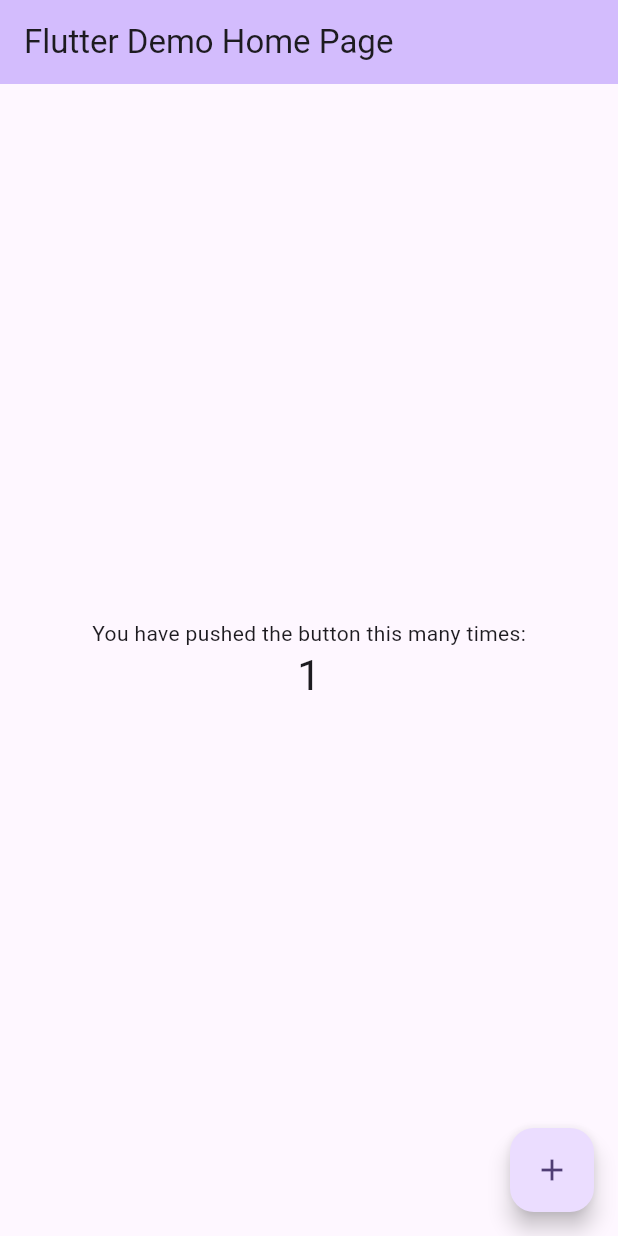
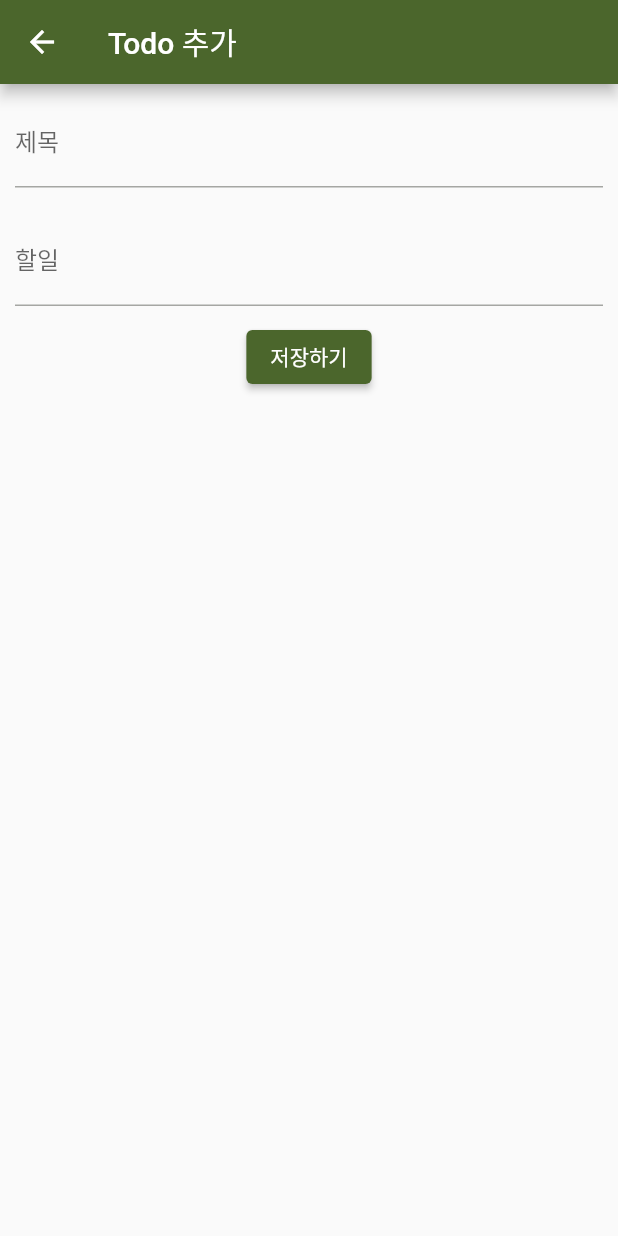
Before and after one commit to dong336/sql_example, a Flutter app: the screen it shows after launch, after a tap on the "add" icon, on a phone screen of 412 x 824 dp. Run offline on Flutter 3.47's test engine with Material 3 defaults, Android fonts, the phone set to English and light mode, and no system bars; our stand-ins replace sqflite; accounts and stored records are empty.

Commit message:
기본적인 CRUD 기능 구현

```diff
--- /dev/null
+++ b/lib/addTodo.dart
@@ -0,0 +1,65 @@
+import 'package:flutter/material.dart';
+import 'package:sqflite/sqlite_api.dart';
+import 'todo.dart';
+
+class AddTodoApp extends StatefulWidget {
+  final Future<Database> db;
+  const AddTodoApp(this.db, {super.key});
+
+  @override
+  State<StatefulWidget> createState() => _AddTodoApp();
+}
+
+class _AddTodoApp extends State<AddTodoApp> {
+  TextEditingController? titleController;
+  TextEditingController? contentController;
+
+  @override
+  void initState() {
+    super.initState();
+    titleController = TextEditingController();
+    contentController = TextEditingController();
+  }
+
+  @override
+  Widget build(BuildContext context) {
+    return Scaffold(
+      appBar: AppBar(
+        title: const Text('Todo 추가'),
+      ),
+      body: Container(
+        child: Center(
+          child: Column(
+            children: <Widget>[
+              Padding(
+                padding: const EdgeInsets.all(10),
+                child: TextField(
+                  controller: titleController,
+                  decoration: const InputDecoration(labelText: '제목'),
+                ),
+              ),
+              Padding(
+                padding: const EdgeInsets.all(10),
+                child: TextField(
+                  controller: contentController,
+                  decoration: const InputDecoration(labelText: '할일'),
+                ),
+              ),
+              ElevatedButton(
+                onPressed: () {
+                  Todo todo = Todo(
+                    title: titleController!.value.text,
+                    content: contentController!.value.text,
+                    active: 0
+                  );
+                  Navigator.of(context).pop(todo);
+                },
+                child: const Text('저장하기'),
+              ),
+            ],
+          ),
+        ),
+      ),
+    );
+  }
+}
--- a/lib/main.dart
+++ b/lib/main.dart
@@ -1,4 +1,9 @@
 import 'package:flutter/material.dart';
+import 'package:path/path.dart';
+import 'package:sqflite/sqflite.dart';
+import 'todo.dart';
+import 'addTodo.dart';
+import 'clearList.dart';
 
 void main() {
   runApp(const MyApp());
@@ -7,119 +12,275 @@ void main() {
 class MyApp extends StatelessWidget {
   const MyApp({super.key});
 
-  // This widget is the root of your application.
   @override
   Widget build(BuildContext context) {
+    Future<Database> database = initDatabase();
+
     return MaterialApp(
       title: 'Flutter Demo',
       theme: ThemeData(
-        // This is the theme of your application.
-        //
-        // TRY THIS: Try running your application with "flutter run". You'll see
-        // the application has a purple toolbar. Then, without quitting the app,
-        // try changing the seedColor in the colorScheme below to Colors.green
-        // and then invoke "hot reload" (save your changes or press the "hot
-        // reload" button in a Flutter-supported IDE, or press "r" if you used
-        // the command line to start the app).
-        //
-        // Notice that the counter didn't reset back to zero; the application
-        // state is not lost during the reload. To reset the state, use hot
-        // restart instead.
-        //
-        // This works for code too, not just values: Most code changes can be
-        // tested with just a hot reload.
-        colorScheme: ColorScheme.fromSeed(seedColor: Colors.deepPurple),
-        useMaterial3: true,
+        colorScheme: ColorScheme.fromSeed(seedColor: Colors.lightGreen),
+        useMaterial3: false,
+        visualDensity: VisualDensity.adaptivePlatformDensity,
       ),
-      home: const MyHomePage(title: 'Flutter Demo Home Page'),
+      initialRoute: '/',
+      routes: {
+        '/': (context) => DatabaseApp(database),
+        '/add': (context) => AddTodoApp(database),
+        '/clear': (context) => ClearListApp(database),
+      },
+    );
+  }
+
+  Future<Database> initDatabase() async {
+    return openDatabase(
+      join(await getDatabasesPath(), 'todo_database.db'),
+      onCreate: (db, version) {
+        return db.execute(
+          """
+          CREATE TABLE todos(id INTEGER PRIMARY KEY AUTOINCREMENT,
+            title TEXT, content TEXT, active INTEGER)
+          """,
+        );
+      },
+      version: 1,
     );
   }
 }
 
-class MyHomePage extends StatefulWidget {
-  const MyHomePage({super.key, required this.title});
+class DatabaseApp extends StatefulWidget {
+  final Future<Database> db;
 
-  // This widget is the home page of your application. It is stateful, meaning
-  // that it has a State object (defined below) that contains fields that affect
-  // how it looks.
-
-  // This class is the configuration for the state. It holds the values (in this
-  // case the title) provided by the parent (in this case the App widget) and
-  // used by the build method of the State. Fields in a Widget subclass are
-  // always marked "final".
-
-  final String title;
+  const DatabaseApp(this.db, {super.key});
 
   @override
-  State<MyHomePage> createState() => _MyHomePageState();
+  State<StatefulWidget> createState() => _DatabaseApp();
 }
 
-class _MyHomePageState extends State<MyHomePage> {
-  int _counter = 0;
+class _DatabaseApp extends State<DatabaseApp> {
+  Future<List<Todo>>? todoList;
 
-  void _incrementCounter() {
-    setState(() {
-      // This call to setState tells the Flutter framework that something has
-      // changed in this State, which causes it to rerun the build method below
-      // so that the display can reflect the updated values. If we changed
-      // _counter without calling setState(), then the build method would not be
-      // called again, and so nothing would appear to happen.
-      _counter++;
-    });
+  @override
+  void initState() {
+    super.initState();
+    todoList = getTodos();
   }
 
   @override
   Widget build(BuildContext context) {
-    // This method is rerun every time setState is called, for instance as done
-    // by the _incrementCounter method above.
-    //
-    // The Flutter framework has been optimized to make rerunning build methods
-    // fast, so that you can just rebuild anything that needs updating rather
-    // than having to individually change instances of widgets.
     return Scaffold(
       appBar: AppBar(
-        // TRY THIS: Try changing the color here to a specific color (to
-        // Colors.amber, perhaps?) and trigger a hot reload to see the AppBar
-        // change color while the other colors stay the same.
-        backgroundColor: Theme.of(context).colorScheme.inversePrimary,
-        // Here we take the value from the MyHomePage object that was created by
-        // the App.build method, and use it to set our appbar title.
-        title: Text(widget.title),
+        title: const Text('Database Example'),
+        actions: <Widget>[
+          TextButton(
+            onPressed: () async {
+              await Navigator.of(context).pushNamed('/clear');
+              setState(() {
+                todoList = getTodos();
+              });
+            },
+            child: const Text(
+              '완료한 일',
+              style: TextStyle(color: Colors.white),
+            ),
+          ),
+        ],
       ),
-      body: Center(
-        // Center is a layout widget. It takes a single child and positions it
-        // in the middle of the parent.
-        child: Column(
-          // Column is also a layout widget. It takes a list of children and
-          // arranges them vertically. By default, it sizes itself to fit its
-          // children horizontally, and tries to be as tall as its parent.
-          //
-          // Column has various properties to control how it sizes itself and
-          // how it positions its children. Here we use mainAxisAlignment to
-          // center the children vertically; the main axis here is the vertical
-          // axis because Columns are vertical (the cross axis would be
-          // horizontal).
-          //
-          // TRY THIS: Invoke "debug painting" (choose the "Toggle Debug Paint"
-          // action in the IDE, or press "p" in the console), to see the
-          // wireframe for each widget.
-          mainAxisAlignment: MainAxisAlignment.center,
-          children: <Widget>[
-            const Text(
-              'You have pushed the button this many times:',
-            ),
-            Text(
-              '$_counter',
-              style: Theme.of(context).textTheme.headlineMedium,
-            ),
-          ],
+      floatingActionButton: Column(
+        mainAxisAlignment: MainAxisAlignment.end,
+        children: <Widget>[
+          FloatingActionButton(
+            onPressed: () async {
+              final todo = await Navigator.of(context).pushNamed('/add');
+              if (todo != null) {
+                _insertTodo(todo as Todo);
+              }
+            },
+            heroTag: null,
+            child: const Icon(Icons.add),
+          ),
+          const SizedBox(
+            height: 10,
+          ),
+          FloatingActionButton(
+            onPressed: () async {
+              _allUpdate();
+            },
+            heroTag: null,
+            child: const Icon(Icons.update),
+          ),
+        ],
+      ),
+      floatingActionButtonLocation: FloatingActionButtonLocation.endFloat,
+      body: Container(
+        child: Center(
+          child: FutureBuilder(
+            builder: (context, snapshot) {
+              switch (snapshot.connectionState) {
+                case ConnectionState.none:
+                  return const CircularProgressIndicator();
+                case ConnectionState.waiting:
+                  return const CircularProgressIndicator();
+                case ConnectionState.active:
+                  return const CircularProgressIndicator();
+                case ConnectionState.done:
+                  if (snapshot.hasData) {
+                    return ListView.builder(
+                      itemBuilder: (context, index) {
+                        Todo todo = (snapshot.data as List<Todo>)[index];
+                        return ListTile(
+                          title: Text(
+                            todo.title!,
+                            style: const TextStyle(fontSize: 20),
+                          ),
+                          subtitle: Container(
+                            child: Column(
+                              children: <Widget>[
+                                Text(todo.content!),
+                                Text('체크 : ${todo.active == 1 ? 'true' : 'false'}'),
+                                Container(
+                                  height: 1,
+                                  color: Colors.blue,
+                                ),
+                              ],
+                            ),
+                          ),
+                          onTap: () async {
+                            TextEditingController controller = TextEditingController(text: todo.content);
+
+                            Todo result = await showDialog(
+                              context: context,
+                              builder: (BuildContext context) {
+                                return AlertDialog(
+                                  title: Text('${todo.id} : ${todo.title}'),
+                                  content: TextField(
+                                    controller: controller,
+                                    keyboardType: TextInputType.text,
+                                  ),
+                                  actions: <Widget>[
+                                    TextButton(
+                                      onPressed: () {
+                                        todo.active == 1
+                                           ? todo.active = 0
+                                           : todo.active = 1;
+                                        todo.content = controller.value.text;
+                                        Navigator.of(context).pop(todo);
+                                      },
+                                      child: const Text('예'),
+                                    ),
+                                    TextButton(
+                                      onPressed: () {
+                                        Navigator.of(context).pop(todo);
+                                      },
+                                      child: const Text('아니오'),
+                                    ),
+                                  ],
+                                );
+                              }
+                            );
+                            _updateTodo(result);
+                          },
+                          onLongPress: () async {
+                            Todo result = await showDialog(
+                              context: context,
+                              builder: (BuildContext context) {
+                                return AlertDialog(
+                                  title: Text('${todo.id} : ${todo.title}'),
+                                  content: Text('${todo.content}를 삭제하시겠습니까?'),
+                                  actions: <Widget>[
+                                    TextButton(
+                                      onPressed: () {
+                                        Navigator.of(context).pop(todo);
+                                      },
+                                      child: const Text('예'),
+                                    ),
+                                    TextButton(
+                                      onPressed: () {
+                                        Navigator.of(context).pop();
+                                      },
+                                      child: const Text('아니요'),
+                                    ),
+                                  ],
+                                );
+                              }
+                            );
+                            _deleteTodo(result);
+                          },
+                        );
+                      },
+                      itemCount: (snapshot.data as List<Todo>).length,
+                    );
+                  } else {
+                    return const Text('No data');
+                  }
+              }
+            },
+            future: todoList,
+          ),
         ),
       ),
-      floatingActionButton: FloatingActionButton(
-        onPressed: _incrementCounter,
-        tooltip: 'Increment',
-        child: const Icon(Icons.add),
-      ), // This trailing comma makes auto-formatting nicer for build methods.
     );
   }
+
+  void _allUpdate() async {
+    final Database database = await widget.db;
+    await database.rawUpdate('''
+      update todos set active = 1 where active = 0
+    ''');
+    setState(() {
+      todoList = getTodos();
+    });
+  }
+
+  void _deleteTodo(Todo todo) async {
+    final Database database = await widget.db;
+    await database.delete(
+      'todos',
+      where: 'id=?',
+      whereArgs: [todo.id],
+    );
+    setState(() {
+      todoList = getTodos();
+    });
+  }
+
+  void _insertTodo(Todo todo) async {
+    final Database database = await widget.db;
+    await database.insert(
+      'todos',
+      todo.toMap(),
+      conflictAlgorithm: ConflictAlgorithm.replace,
+    );
+    setState(() {
+      todoList = getTodos();
+    });
+  }
+
+  Future<List<Todo>> getTodos() async {
+    final Database database = await widget.db;
+    final List<Map<String, dynamic>> maps = await database.query('todos');
+
+    return List.generate(maps.length, (i) {
+      int active = maps[i]['active'] == 1 ? 1 : 0;
+      return Todo(
+        title: maps[i]['title'].toString(),
+        content: maps[i]['content'].toString(),
+        active: active,
+        id: maps[i]['id'],
+      );
+    });
+  }
+
+  void _updateTodo(Todo todo) async {
+    final Database database = await widget.db;
+    await database.update(
+      'todos',
+      todo.toMap(),
+      where: 'id = ?',
+      whereArgs: [todo.id],
+    );
+    setState(() {
+      todoList = getTodos();
+    });
+  }
 }
--- /dev/null
+++ b/lib/todo.dart
@@ -0,0 +1,17 @@
+class Todo {
+  String? title;
+  String? content;
+  int? active;
+  int? id;
+
+  Todo({this.title, this.content, this.active, this.id});
+
+  Map<String, dynamic> toMap() {
+    return {
+      'id': id,
+      'title': title,
+      'content': content,
+      'active': active,
+    };
+  }
+}
```
Also changed, not shown: lib/clearList.dart (added, +126 -0 lines), 3 other files.
